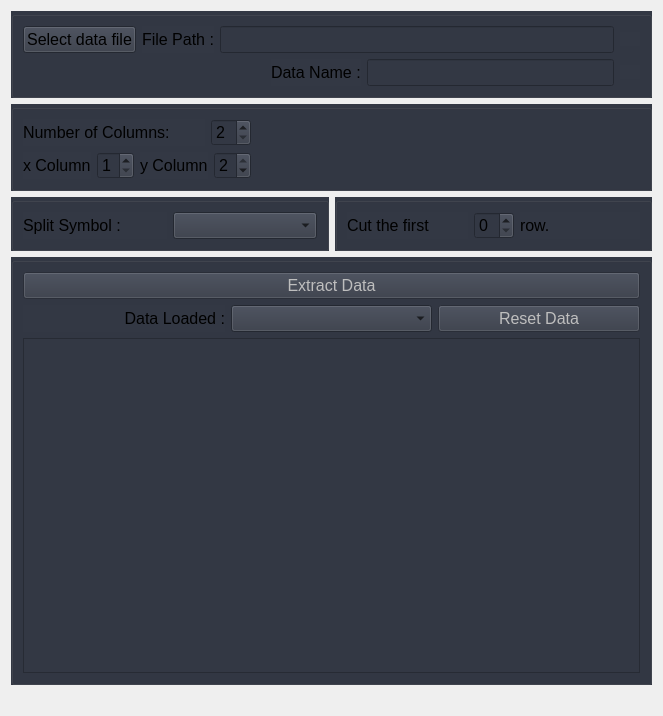
Above: View/ui/DataWindow.ui from BETRU21/GraphicGenerator before the change. Below: the same form after it.
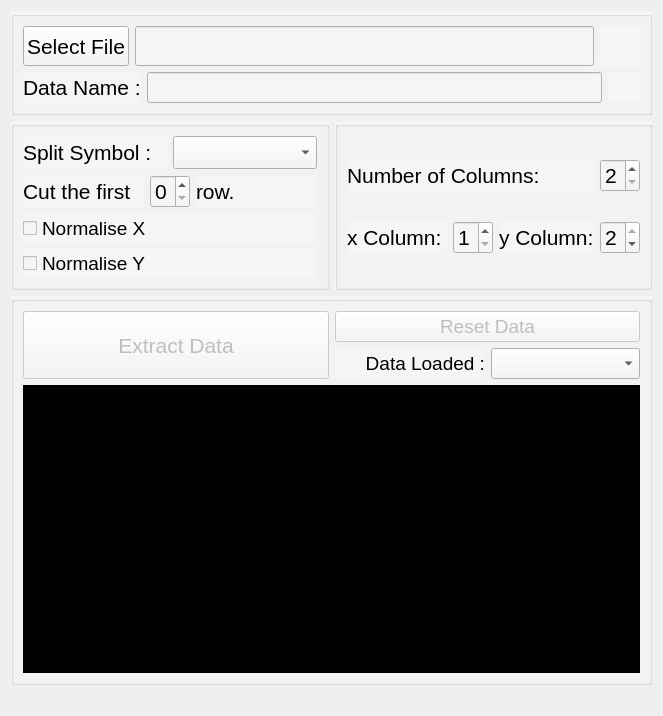
That is the form after the change.

Commit message: Delete Modify data section and Upgrade GUI

Diff of the .ui file:
```diff
--- a/View/ui/DataWindow.ui
+++ b/View/ui/DataWindow.ui
@@ -26,37 +26,43 @@
        <item>
         <widget class="QGroupBox" name="verticalGroupBox">
          <property name="styleSheet">
-          <string notr="true">background-color: rgb(51, 56, 68);</string>
+          <string notr="true">background-color: rgb(245, 245, 245);</string>
          </property>
          <layout class="QVBoxLayout" name="verticalLayout">
           <item>
            <layout class="QHBoxLayout" name="horizontalLayout_3">
             <item>
              <widget class="QPushButton" name="pb_filePath">
-              <property name="font">
-               <font>
-                <pointsize>12</pointsize>
-               </font>
+              <property name="sizePolicy">
+               <sizepolicy hsizetype="Minimum" vsizetype="Minimum">
+                <horstretch>0</horstretch>
+                <verstretch>0</verstretch>
+               </sizepolicy>
               </property>
-              <property name="text">
-               <string>Select data file</string>
+              <property name="minimumSize">
+               <size>
+                <width>40</width>
+                <height>40</height>
+               </size>
               </property>
-             </widget>
-            </item>
-            <item>
-             <widget class="QLabel" name="label_3">
               <property name="font">
                <font>
-                <pointsize>12</pointsize>
+                <pointsize>16</pointsize>
                </font>
               </property>
               <property name="text">
-               <string>File Path :</string>
+               <string>Select File</string>
               </property>
              </widget>
             </item>
             <item>
              <widget class="QLineEdit" name="le_filePath">
+              <property name="sizePolicy">
+               <sizepolicy hsizetype="Expanding" vsizetype="Minimum">
+                <horstretch>0</horstretch>
+                <verstretch>0</verstretch>
+               </sizepolicy>
+              </property>
               <property name="font">
                <font>
                 <pointsize>12</pointsize>
@@ -68,37 +74,43 @@
              </widget>
             </item>
             <item>
-             <widget class="QCheckBox" name="ind_filePath">
+             <widget class="QPushButton" name="ind_filePath">
+              <property name="enabled">
+               <bool>false</bool>
+              </property>
+              <property name="sizePolicy">
+               <sizepolicy hsizetype="Fixed" vsizetype="Fixed">
+                <horstretch>0</horstretch>
+                <verstretch>0</verstretch>
+               </sizepolicy>
+              </property>
+              <property name="minimumSize">
+               <size>
+                <width>40</width>
+                <height>40</height>
+               </size>
+              </property>
               <property name="styleSheet">
-               <string notr="true">QCheckBox::indicator{background-color: rgb(51, 56, 68);}</string>
+               <string notr="true">background-color: rgb(245, 245, 245);
+border: 0px;</string>
               </property>
               <property name="text">
                <string/>
               </property>
+              <property name="flat">
+               <bool>false</bool>
+              </property>
              </widget>
             </item>
            </layout>
           </item>
           <item>
            <layout class="QHBoxLayout" name="horizontalLayout">
-            <item>
-             <spacer name="horizontalSpacer_3">
-              <property name="orientation">
-               <enum>Qt::Horizontal</enum>
-              </property>
-              <property name="sizeHint" stdset="0">
-               <size>
-                <width>40</width>
-                <height>20</height>
-               </size>
-              </property>
-             </spacer>
-            </item>
             <item>
              <widget class="QLabel" name="label">
               <property name="font">
                <font>
-                <pointsize>12</pointsize>
+                <pointsize>16</pointsize>
                </font>
               </property>
               <property name="text">
@@ -108,17 +120,39 @@
             </item>
             <item>
              <widget class="QLineEdit" name="le_dataName">
+              <property name="sizePolicy">
+               <sizepolicy hsizetype="Expanding" vsizetype="Minimum">
+                <horstretch>0</horstretch>
+                <verstretch>0</verstretch>
+               </sizepolicy>
+              </property>
               <property name="font">
                <font>
-                <pointsize>12</pointsize>
+                <pointsize>14</pointsize>
                </font>
               </property>
              </widget>
             </item>
             <item>
-             <widget class="QCheckBox" name="ind_dataName">
+             <widget class="QPushButton" name="ind_dataName">
+              <property name="enabled">
+               <bool>false</bool>
+              </property>
+              <property name="sizePolicy">
+               <sizepolicy hsizetype="Fixed" vsizetype="Fixed">
+                <horstretch>0</horstretch>
+                <verstretch>0</verstretch>
+               </sizepolicy>
+              </property>
+              <property name="minimumSize">
+               <size>
+                <width>30</width>
+                <height>30</height>
+               </size>
+              </property>
               <property name="styleSheet">
-               <string notr="true">QCheckBox::indicator{background-color: rgb(51, 56, 68);}</string>
+               <string notr="true">background-color: rgb(245, 245, 245);
+border: 0px;</string>
               </property>
               <property name="text">
                <string/>
@@ -130,177 +164,21 @@
          </layout>
         </widget>
        </item>
-       <item>
-        <widget class="QGroupBox" name="">
-         <property name="styleSheet">
-          <string notr="true">background-color: rgb(51, 56, 68);
-border-color: rgb(255, 255, 255);</string>
-         </property>
-         <layout class="QGridLayout" name="gridLayout_3">
-          <item row="2" column="1">
-           <layout class="QHBoxLayout" name="horizontalLayout_7">
-            <item>
-             <widget class="QLabel" name="label_5">
-              <property name="font">
-               <font>
-                <pointsize>12</pointsize>
-               </font>
-              </property>
-              <property name="layoutDirection">
-               <enum>Qt::LeftToRight</enum>
-              </property>
-              <property name="text">
-               <string>x Column</string>
-              </property>
-              <property name="alignment">
-               <set>Qt::AlignLeading|Qt::AlignLeft|Qt::AlignVCenter</set>
-              </property>
-             </widget>
-            </item>
-            <item>
-             <widget class="QSpinBox" name="sb_xValues">
-              <property name="maximumSize">
-               <size>
-                <width>40</width>
-                <height>16777215</height>
-               </size>
-              </property>
-              <property name="font">
-               <font>
-                <pointsize>12</pointsize>
-               </font>
-              </property>
-              <property name="alignment">
-               <set>Qt::AlignLeading|Qt::AlignLeft|Qt::AlignVCenter</set>
-              </property>
-              <property name="minimum">
-               <number>1</number>
-              </property>
-              <property name="maximum">
-               <number>2</number>
-              </property>
-             </widget>
-            </item>
-           </layout>
-          </item>
-          <item row="2" column="2">
-           <layout class="QHBoxLayout" name="horizontalLayout_9">
-            <item>
-             <widget class="QLabel" name="label_6">
-              <property name="font">
-               <font>
-                <pointsize>12</pointsize>
-               </font>
-              </property>
-              <property name="text">
-               <string>y Column</string>
-              </property>
-             </widget>
-            </item>
-            <item>
-             <widget class="QSpinBox" name="sb_yValues">
-              <property name="maximumSize">
-               <size>
-                <width>40</width>
-                <height>16777215</height>
-               </size>
-              </property>
-              <property name="font">
-               <font>
-                <pointsize>12</pointsize>
-               </font>
-              </property>
-              <property name="minimum">
-               <number>1</number>
-              </property>
-              <property name="maximum">
-               <number>2</number>
-              </property>
-              <property name="value">
-               <number>2</number>
-              </property>
-             </widget>
-            </item>
-           </layout>
-          </item>
-          <item row="2" column="3">
-           <spacer name="horizontalSpacer_9">
-            <property name="orientation">
-             <enum>Qt::Horizontal</enum>
-            </property>
-            <property name="sizeHint" stdset="0">
-             <size>
-              <width>40</width>
-              <height>20</height>
-             </size>
-            </property>
-           </spacer>
-          </item>
-          <item row="0" column="1" colspan="2">
-           <layout class="QHBoxLayout" name="horizontalLayout_6">
-            <item>
-             <widget class="QLabel" name="label_column">
-              <property name="font">
-               <font>
-                <pointsize>12</pointsize>
-               </font>
-              </property>
-              <property name="text">
-               <string>Number of Columns:</string>
-              </property>
-             </widget>
-            </item>
-            <item>
-             <widget class="QSpinBox" name="sb_nbColumns">
-              <property name="maximumSize">
-               <size>
-                <width>40</width>
-                <height>16777215</height>
-               </size>
-              </property>
-              <property name="font">
-               <font>
-                <pointsize>12</pointsize>
-               </font>
-              </property>
-              <property name="minimum">
-               <number>2</number>
-              </property>
-             </widget>
-            </item>
-           </layout>
-          </item>
-          <item row="0" column="3">
-           <spacer name="horizontalSpacer_4">
-            <property name="orientation">
-             <enum>Qt::Horizontal</enum>
-            </property>
-            <property name="sizeHint" stdset="0">
-             <size>
-              <width>40</width>
-              <height>20</height>
-             </size>
-            </property>
-           </spacer>
-          </item>
-         </layout>
-        </widget>
-       </item>
        <item>
         <layout class="QHBoxLayout" name="horizontalLayout_12">
          <item>
           <widget class="QGroupBox" name="horizontalGroupBox">
            <property name="styleSheet">
-            <string notr="true">background-color: rgb(51, 56, 68);</string>
+            <string notr="true">background-color: rgb(245, 245, 245);</string>
            </property>
-           <layout class="QHBoxLayout" name="horizontalLayout_5">
+           <layout class="QVBoxLayout" name="verticalLayout_6">
             <item>
              <layout class="QHBoxLayout" name="horizontalLayout_2">
               <item>
                <widget class="QLabel" name="label_2">
                 <property name="font">
                  <font>
-                  <pointsize>12</pointsize>
+                  <pointsize>16</pointsize>
                  </font>
                 </property>
                 <property name="text">
@@ -312,60 +190,234 @@
                <widget class="QComboBox" name="cmb_split">
                 <property name="font">
                  <font>
-                  <pointsize>12</pointsize>
+                  <pointsize>16</pointsize>
                  </font>
                 </property>
                </widget>
               </item>
              </layout>
             </item>
+            <item>
+             <layout class="QHBoxLayout" name="horizontalLayout_8">
+              <item>
+               <widget class="QLabel" name="label_7">
+                <property name="font">
+                 <font>
+                  <pointsize>16</pointsize>
+                 </font>
+                </property>
+                <property name="text">
+                 <string>Cut the first</string>
+                </property>
+               </widget>
+              </item>
+              <item>
+               <widget class="QSpinBox" name="sb_row">
+                <property name="maximumSize">
+                 <size>
+                  <width>40</width>
+                  <height>16777215</height>
+                 </size>
+                </property>
+                <property name="font">
+                 <font>
+                  <pointsize>16</pointsize>
+                 </font>
+                </property>
+               </widget>
+              </item>
+              <item>
+               <widget class="QLabel" name="label_8">
+                <property name="font">
+                 <font>
+                  <pointsize>16</pointsize>
+                 </font>
+                </property>
+                <property name="text">
+                 <string>row.</string>
+                </property>
+               </widget>
+              </item>
+             </layout>
+            </item>
+            <item>
+             <layout class="QVBoxLayout" name="verticalLayout_8">
+              <item>
+               <widget class="QCheckBox" name="cb_normaliseX">
+                <property name="font">
+                 <font>
+                  <pointsize>14</pointsize>
+                 </font>
+                </property>
+                <property name="text">
+                 <string>Normalise X</string>
+                </property>
+               </widget>
+              </item>
+              <item>
+               <widget class="QCheckBox" name="cb_normaliseY">
+                <property name="font">
+                 <font>
+                  <pointsize>14</pointsize>
+                 </font>
+                </property>
+                <property name="text">
+                 <string>Normalise Y</string>
+                </property>
+               </widget>
+              </item>
+             </layout>
+            </item>
            </layout>
           </widget>
          </item>
          <item>
-          <widget class="QGroupBox" name="">
+          <widget class="QGroupBox" name="groupBox">
            <property name="styleSheet">
-            <string notr="true">background-color: rgb(51, 56, 68);</string>
+            <string notr="true">background-color: rgb(245, 245, 245);</string>
            </property>
-           <layout class="QHBoxLayout" name="horizontalLayout_10">
+           <layout class="QVBoxLayout" name="verticalLayout_5">
             <item>
-             <widget class="QLabel" name="label_7">
-              <property name="font">
-               <font>
-                <pointsize>12</pointsize>
-               </font>
-              </property>
-              <property name="text">
-               <string>Cut the first</string>
-              </property>
-             </widget>
+             <layout class="QHBoxLayout" name="horizontalLayout_6">
+              <item>
+               <widget class="QLabel" name="label_column">
+                <property name="sizePolicy">
+                 <sizepolicy hsizetype="Minimum" vsizetype="Preferred">
+                  <horstretch>0</horstretch>
+                  <verstretch>0</verstretch>
+                 </sizepolicy>
+                </property>
+                <property name="font">
+                 <font>
+                  <pointsize>16</pointsize>
+                 </font>
+                </property>
+                <property name="text">
+                 <string>Number of Columns:</string>
+                </property>
+               </widget>
+              </item>
+              <item>
+               <widget class="QSpinBox" name="sb_nbColumns">
+                <property name="maximumSize">
+                 <size>
+                  <width>40</width>
+                  <height>16777215</height>
+                 </size>
+                </property>
+                <property name="font">
+                 <font>
+                  <pointsize>16</pointsize>
+                 </font>
+                </property>
+                <property name="minimum">
+                 <number>2</number>
+                </property>
+               </widget>
+              </item>
+             </layout>
             </item>
             <item>
-             <widget class="QSpinBox" name="sb_row">
-              <property name="maximumSize">
-               <size>
-                <width>40</width>
-                <height>16777215</height>
-               </size>
-              </property>
-              <property name="font">
-               <font>
-                <pointsize>12</pointsize>
-               </font>
-              </property>
-             </widget>
-            </item>
-            <item>
-             <widget class="QLabel" name="label_8">
-              <property name="font">
-               <font>
-                <pointsize>12</pointsize>
-               </font>
-              </property>
-              <property name="text">
-               <string>row.</string>
-              </property>
-             </widget>
+             <layout class="QHBoxLayout" name="horizontalLayout_10">
+              <item>
+               <layout class="QHBoxLayout" name="horizontalLayout_7">
+                <item>
+                 <widget class="QLabel" name="label_5">
+                  <property name="sizePolicy">
+                   <sizepolicy hsizetype="Minimum" vsizetype="Preferred">
+                    <horstretch>0</horstretch>
+                    <verstretch>0</verstretch>
+                   </sizepolicy>
+                  </property>
+                  <property name="font">
+                   <font>
+                    <pointsize>16</pointsize>
+                   </font>
+                  </property>
+                  <property name="layoutDirection">
+                   <enum>Qt::LeftToRight</enum>
+                  </property>
+                  <property name="text">
+                   <string>x Column:</string>
+                  </property>
+                  <property name="alignment">
+                   <set>Qt::AlignLeading|Qt::AlignLeft|Qt::AlignVCenter</set>
+                  </property>
+                 </widget>
+                </item>
+                <item>
+                 <widget class="QSpinBox" name="sb_xValues">
+                  <property name="maximumSize">
+                   <size>
+                    <width>40</width>
+                    <height>16777215</height>
+                   </size>
+                  </property>
+                  <property name="font">
+                   <font>
+                    <pointsize>16</pointsize>
+                   </font>
+                  </property>
+                  <property name="alignment">
+                   <set>Qt::AlignLeading|Qt::AlignLeft|Qt::AlignVCenter</set>
+                  </property>
+                  <property name="minimum">
+                   <number>1</number>
+                  </property>
+                  <property name="maximum">
+                   <number>2</number>
+                  </property>
+                 </widget>
+                </item>
+                <item>
+                 <layout class="QHBoxLayout" name="horizontalLayout_9">
+                  <item>
+                   <widget class="QLabel" name="label_6">
+                    <property name="sizePolicy">
+                     <sizepolicy hsizetype="Minimum" vsizetype="Preferred">
+                      <horstretch>0</horstretch>
+                      <verstretch>0</verstretch>
+                     </sizepolicy>
+                    </property>
+                    <property name="font">
+                     <font>
+                      <pointsize>16</pointsize>
+                     </font>
+                    </property>
+                    <property name="text">
+                     <string>y Column:</string>
+                    </property>
+                   </widget>
+                  </item>
+                  <item>
+                   <widget class="QSpinBox" name="sb_yValues">
+                    <property name="maximumSize">
+                     <size>
+                      <width>40</width>
+                      <height>16777215</height>
+                     </size>
+                    </property>
+                    <property name="font">
+                     <font>
+                      <pointsize>16</pointsize>
+                     </font>
+                    </property>
+                    <property name="minimum">
+                     <number>1</number>
+                    </property>
+                    <property name="maximum">
+                     <number>2</number>
+                    </property>
+                    <property name="value">
+                     <number>2</number>
+                    </property>
+                   </widget>
+                  </item>
+                 </layout>
+                </item>
+               </layout>
+              </item>
+             </layout>
             </item>
            </layout>
           </widget>
@@ -375,68 +427,88 @@
        <item>
         <widget class="QGroupBox" name="verticalGroupBox">
          <property name="styleSheet">
-          <string notr="true">background-color: rgb(51, 56, 68);</string>
+          <string notr="true">background-color: rgb(245, 245, 245);</string>
          </property>
          <layout class="QVBoxLayout" name="verticalLayout_4">
           <item>
-           <widget class="QPushButton" name="pb_extract">
-            <property name="enabled">
-             <bool>false</bool>
-            </property>
-            <property name="font">
-             <font>
-              <pointsize>12</pointsize>
-             </font>
-            </property>
-            <property name="text">
-             <string>Extract Data</string>
-            </property>
-           </widget>
-          </item>
-          <item>
-           <layout class="QHBoxLayout" name="horizontalLayout_4">
+           <layout class="QHBoxLayout" name="horizontalLayout_13">
             <item>
-             <widget class="QLabel" name="label_4">
-              <property name="font">
-               <font>
-                <pointsize>12</pointsize>
-               </font>
-              </property>
-              <property name="text">
-               <string>Data Loaded :</string>
-              </property>
-              <property name="alignment">
-               <set>Qt::AlignRight|Qt::AlignTrailing|Qt::AlignVCenter</set>
-              </property>
-             </widget>
-            </item>
-            <item>
-             <widget class="QComboBox" name="cmb_data">
-              <property name="font">
-               <font>
-                <pointsize>12</pointsize>
-               </font>
-              </property>
-              <property name="editable">
-               <bool>false</bool>
-              </property>
-             </widget>
-            </item>
-            <item>
-             <widget class="QPushButton" name="pb_reset">
+             <widget class="QPushButton" name="pb_extract">
               <property name="enabled">
                <bool>false</bool>
               </property>
+              <property name="sizePolicy">
+               <sizepolicy hsizetype="Minimum" vsizetype="Minimum">
+                <horstretch>0</horstretch>
+                <verstretch>0</verstretch>
+               </sizepolicy>
+              </property>
+              <property name="minimumSize">
+               <size>
+                <width>0</width>
+                <height>54</height>
+               </size>
+              </property>
               <property name="font">
                <font>
-                <pointsize>12</pointsize>
+                <pointsize>16</pointsize>
                </font>
               </property>
               <property name="text">
-               <string>Reset Data</string>
+               <string>Extract Data</string>
               </property>
              </widget>
             </item>
+            <item>
+             <layout class="QVBoxLayout" name="verticalLayout_7">
+              <item>
+               <widget class="QPushButton" name="pb_reset">
+                <property name="enabled">
+                 <bool>false</bool>
+                </property>
+                <property name="font">
+                 <font>
+                  <pointsize>14</pointsize>
+                 </font>
+                </property>
+                <property name="text">
+                 <string>Reset Data</string>
+                </property>
+               </widget>
+              </item>
+              <item>
+               <layout class="QHBoxLayout" name="horizontalLayout_4">
+                <item>
+                 <widget class="QLabel" name="label_4">
+                  <property name="font">
+                   <font>
+                    <pointsize>14</pointsize>
+                   </font>
+                  </property>
+                  <property name="text">
+                   <string>Data Loaded :</string>
+                  </property>
+                  <property name="alignment">
+                   <set>Qt::AlignRight|Qt::AlignTrailing|Qt::AlignVCenter</set>
+                  </property>
+                 </widget>
+                </item>
+                <item>
+                 <widget class="QComboBox" name="cmb_data">
+                  <property name="font">
+                   <font>
+                    <pointsize>14</pointsize>
+                   </font>
+                  </property>
+                  <property name="editable">
+                   <bool>false</bool>
+                  </property>
+                 </widget>
+                </item>
+               </layout>
+              </item>
+             </layout>
+            </item>
            </layout>
           </item>
           <item>
@@ -447,6 +519,10 @@
               <height>400</height>
              </size>
             </property>
+            <property name="styleSheet">
+             <string notr="true">background-color: rgb(0, 0, 0);
+color: rgb(255, 255, 255);</string>
+            </property>
            </widget>
           </item>
          </layout>
```
The commit also changes 13 other files.
